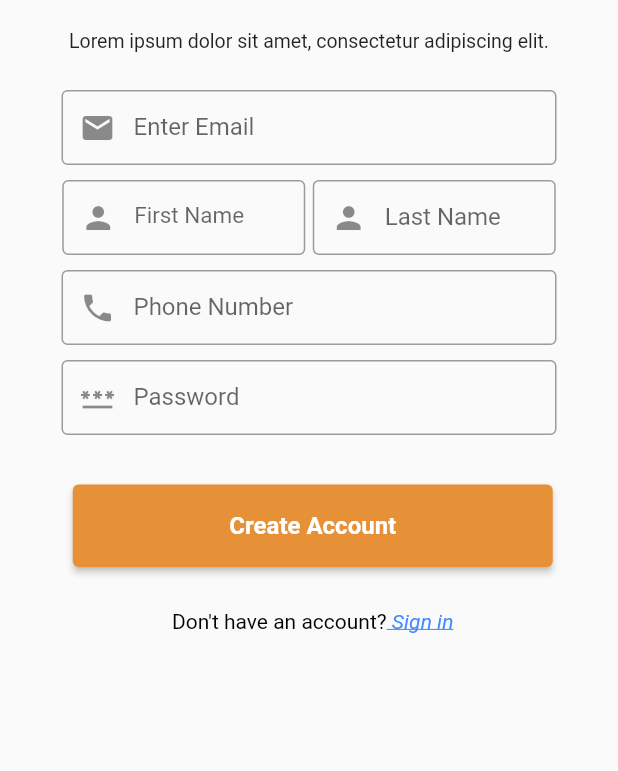
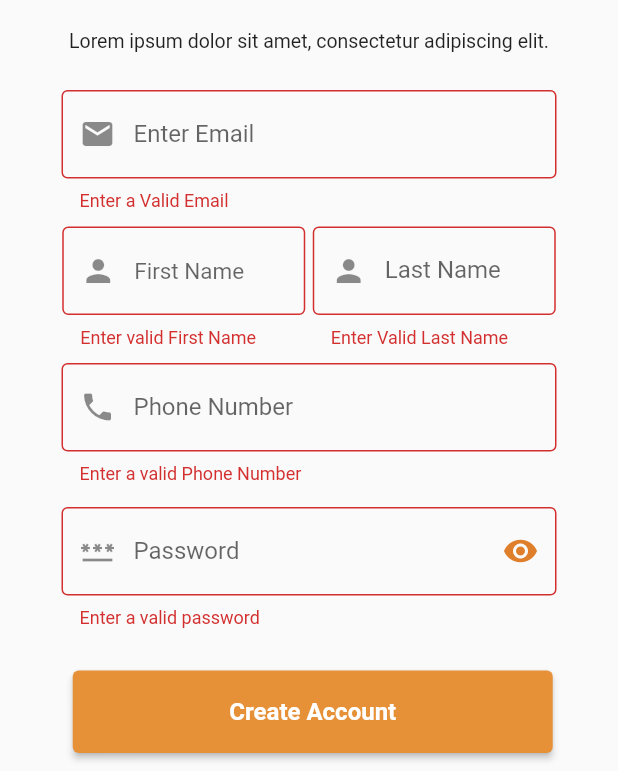
Before and after one commit to Abhishek617/gilt_app, a Flutter app: the SignUp screen opened by its route, on a phone screen of 412 x 824 dp, the part 465-1236 px from its top. Run offline on Flutter 3.47's test engine with Material 2 defaults, Android fonts, the phone set to English and light mode, and no system bars; our stand-ins replace another_flushbar, dio, flutter_mobx, flutter_otp_text_field, get_it, introduction_screen and 4 more; missing offline and left inert: material_dialog, shared_preferences_web, xxtea; accounts and stored records are empty; generated files the repository leaves out were written again; network calls fail; Roboto replaces fonts that are missing (SF-Mono).

Commit message:
Validation Done

```diff
--- a/lib/ui/signUp/signUp.dart
+++ b/lib/ui/signUp/signUp.dart
@@ -6,6 +6,7 @@ import 'package:guilt_app/constants/dimens.dart';
 import 'package:guilt_app/utils/routes/routes.dart';
 import 'package:guilt_app/widgets/app_logo.dart';
 
+import '../../models/PageModals/success_error_args.dart';
 import '../../widgets/rounded_button_widget.dart';
 
 class SignUp extends StatefulWidget {
@@ -16,6 +17,8 @@ class SignUp extends StatefulWidget {
 }
 
 class _SignUpState extends State<SignUp> {
+  GlobalKey<FormState> formkey = GlobalKey<FormState>();
+
   bool passenable = true;
   @override
   Widget build(BuildContext context) {
@@ -36,6 +39,10 @@ class _SignUpState extends State<SignUp> {
         elevation: 0,
       ),
       body: SingleChildScrollView(
+
+        child:Form(
+         autovalidateMode: AutovalidateMode.always,
+          key: formkey,
           child: Center(
             child: Padding(
               padding: const EdgeInsets.symmetric(horizontal: Dimens.horizontal_padding, vertical: Dimens.vertical_padding),
@@ -68,15 +75,23 @@ class _SignUpState extends State<SignUp> {
                   ),
                   Container(
                     margin: EdgeInsets.symmetric(vertical: 5),
-                  height: 50,
+                   // height: 50,
                     width: 330,
-                  child: TextField(
+                    child: TextFormField(
                       // controller: nameController,
                       decoration: const InputDecoration(
                         prefixIcon: Icon(Icons.mail),
                         border: OutlineInputBorder(),
                         labelText: 'Enter Email',
                       ),
+                      validator: (val){
+                        if(val!.isEmpty || !RegExp(r"^[a-zA-Z0-9.a-zA-Z0-9.!#$%&'*+-/=?^_`{|}~]+@[a-zA-Z0-9]+\.[a-zA-Z]+")
+                            .hasMatch(val)){
+                          return "Enter a Valid Email";
+                        }else{
+                          return null;
+                        }
+                      },
                     ),
                   ),
                   Row(
@@ -84,15 +99,22 @@ class _SignUpState extends State<SignUp> {
                     children: [
                       Container(
                         margin: EdgeInsets.symmetric(vertical: 5),
-                      height: 50,
+                        //height: 50,
                         width: 162,
-                      child: TextField(
+                        child: TextFormField(
                           // controller: nameController,
                           decoration: const InputDecoration(
                             prefixIcon: Icon(Icons.person),
                             border: OutlineInputBorder(),
                             hintText: 'First Name', hintStyle: TextStyle(fontSize: 15),
                           ),
+                          validator: (val){
+                            if(val!.isEmpty){
+                              return "Enter valid First Name";
+                            }else{
+                              return null;
+                            }
+                          },
                         ),
                       ),
                       SizedBox(
@@ -101,25 +123,31 @@ class _SignUpState extends State<SignUp> {
 
                       Container(
                         margin: EdgeInsets.symmetric(vertical: 5),
-                      height: 50,
+                       // height: 50,
                         width: 162,
-                      child: TextField(
+                        child: TextFormField(
                           // controller: nameController,
                           decoration: const InputDecoration(
-
                             prefixIcon: Icon(Icons.person),
                             border: OutlineInputBorder(),
                             labelText: 'Last Name',
                           ),
+                          validator: (val){
+                            if(val!.isEmpty){
+                              return "Enter Valid Last Name";
+                            }else{
+                              return null;
+                            }
+                          },
                         ),
                       ),
                     ],
                   ),
                   Container(
                     margin: EdgeInsets.symmetric(vertical: 5),
-                  height: 50,
+                   // height: 50,
                     width: 330,
-                  child: TextField(
+                    child: TextFormField(
                       keyboardType: TextInputType.number,
                      inputFormatters: [
                        FilteringTextInputFormatter.deny(RegExp("[a-z']+"))
@@ -131,53 +159,77 @@ class _SignUpState extends State<SignUp> {
                         border: OutlineInputBorder(),
                         labelText: 'Phone Number',
                       ),
+                      validator: (val){
+                        if(val!.isEmpty){
+                          return "Enter a valid Phone Number";
+                        }else{
+                          return null;
+                        }
+                      },
                     ),
                   ),
-                Container(
-                  margin: EdgeInsets.symmetric(vertical: 5),
-                  height: 50,
+
+
+                  Padding(
+                    padding: const EdgeInsets.only(top: 10),
+                    child: Container(
                       width: 330,
-                  child: TextField(
-                    obscureText: passenable,
-                    //if passenable == true, show **, else show password character
+                      child: TextFormField(
+                        keyboardType: TextInputType.text,
+                        obscureText: passenable,//This will obscure text dynamically
                         decoration: InputDecoration(
-                        prefixIcon: Icon(Icons.password_sharp),
+                          prefixIcon: Icon(Icons.password_sharp,),
                           border: OutlineInputBorder(),
-                        hintText: "Enter Password",
-                        labelText: "Password",
-                        suffix: IconButton(
+                          labelText: 'Password',
+                          hintText: 'Enter your password',
+                          // Here is key idea
+                          suffixIcon: IconButton(
+                            icon: Icon(
+                              // Based on passwordVisible state choose the icon
+                              passenable
+                                  ? Icons.visibility
+                                  : Icons.visibility_off,
+                              color: Theme.of(context).primaryColorDark,
+                            ),
                             onPressed: () {
-                              //add Icon button at end of TextField
+                              // Update the state i.e. toogle the state of passwordVisible variable
                               setState(() {
-                                //refresh UI
-                                if (passenable) {
-                                  //if passenable == true, make it false
+                                if(passenable){
                                   passenable = false;
-                                } else {
-                                  passenable =
-                                  true; //if passenable == false, make it true
+                                }else{
+                                  passenable = true;
                                 }
                               });
                             },
-                            icon: Padding(
-                              padding: const EdgeInsets.only(top: 25.0),
-                              child: Icon(
-                                passenable == true
-                                    ? Icons.visibility
-                                    : Icons.visibility_off,
                           ),
-                            ))
-                      //eye icon if passenable = true, else, Icon is ***__
+
+                        ),
+                        validator: (val){
+                          if(val!.isEmpty){
+                            return "Enter a valid password";
+                          }else{
+                            return null;
+                          }
+                        },
                       ),
                     ),
                   ),
+
+
+
                   Padding(
                     padding: const EdgeInsets.only(left: 5, top: 20),
                     child: ElevatedButtonWidget(
                       buttonText: 'Create Account',
                       buttonColor: Theme.of(context).colorScheme.primary,
                       onPressed: () {
+                        if(formkey.currentState!.validate()){
+                         // Routes.navigateToScreenWithArgs(context, Routes.success_error_validate,SuccessErrorValidationPageArgs(isSuccess: true, description: 'Logged in successfully', title: 'Success', isPreviousLogin: true));
                           Routes.navigateToScreen(context, Routes.before_login);
+                        }else{
+                          print('Eroor');
+                        }
+                       // Routes.navigateToScreen(context, Routes.before_login);
                       },
                     ),
                   ),
@@ -207,6 +259,7 @@ class _SignUpState extends State<SignUp> {
             ),
           ),
         ),
+      ),
     );
   }
 }
```
Also changed, not shown: lib/ui/forgot_reset_password/change_password.dart (+77 -49 lines), lib/ui/forgot_reset_password/reset_password.dart (+44 -26 lines), lib/ui/login/login.dart (+60 -33 lines). Lines whose indentation alone changed are shown as unchanged.
